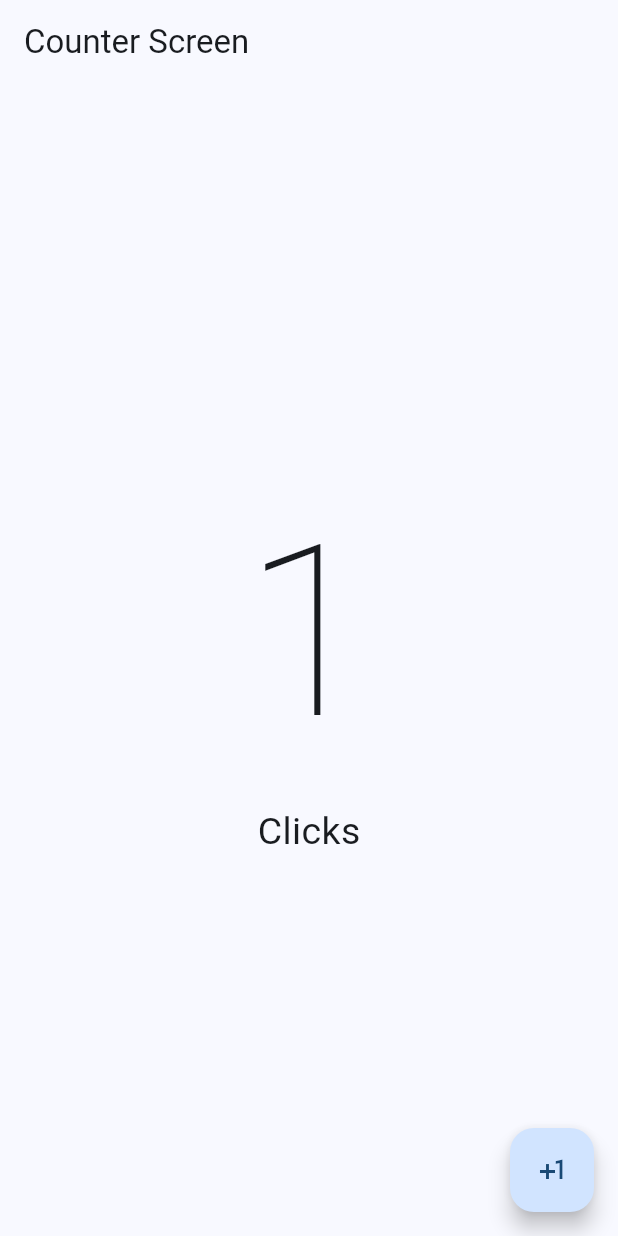
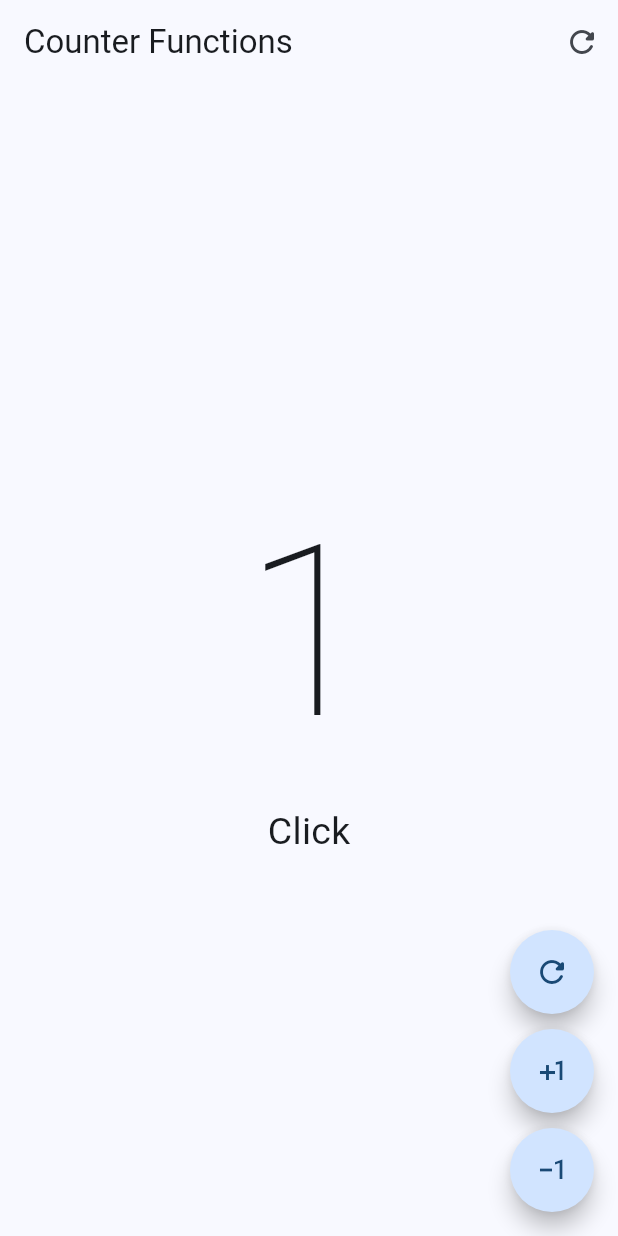
Before and after one commit to CosmicTiger/flutter-first-steps, a Flutter app: the screen it shows after launch, after a tap on the "plus one" icon, on a phone screen of 412 x 824 dp. Run offline on Flutter 3.47's test engine with Material 3 defaults, Android fonts, the phone set to English and light mode, and no system bars.

Commit message:
:sparkles: feat: add new training session code to comprehend Flutter screen built

```diff
--- a/lib/main.dart
+++ b/lib/main.dart
@@ -1,5 +1,6 @@
 import 'package:flutter/material.dart';
-import 'package:hello_world/presentation/screens/counter_screen.dart';
+import 'package:hello_world/presentation/screens/counter_function_screen.dart';
+// import 'package:hello_world/presentation/screens/counter_screen.dart';
 
 void main() {
   runApp(MyApp());
@@ -16,7 +17,7 @@ class MyApp extends StatelessWidget {
         useMaterial3: true,
         colorSchemeSeed: Colors.blue,
       ),
-      home: CounterScreen(),
+      home: const CounterFunctionsScreen(),
 
       /// NOTE: It's recommended that the child widget is always defined at the bottom
     );
--- /dev/null
+++ b/lib/presentation/screens/counter_function_screen.dart
@@ -0,0 +1,120 @@
+import 'package:flutter/material.dart';
+
+class CounterFunctionsScreen extends StatefulWidget {
+  /// NOTE: Stateful Widget should be used accurately in order to keep optimization of things.
+  /// NOTE: Only are good to use when we would like to mutate variables within runtime.
+
+  /// NOTE: Constructor should be defined after the variables and always be declared as `const WidgetName({super.key})`
+  const CounterFunctionsScreen({super.key});
+
+  /// NOTE: My previous StatelessWidget when I turn it to StatefulWidget, that definition became the State of this new
+  /// StatefulWidget, so the build method should be defined within the State class.
+  @override
+  State<CounterFunctionsScreen> createState() => _CounterFunctionsScreenState();
+}
+
+class _CounterFunctionsScreenState extends State<CounterFunctionsScreen> {
+  /// NOTE: Definition of variables within the widget should be always first before constructor
+  /// NOTE: Can't define a const constructor for a class with non-final fields.
+  /// Try making all of the fields final, or removing the keyword 'const' from the constructor. So, the variable should always
+  int clickCounter = 0;
+
+  void onPressedAdditionAction() {
+    // NOTE: This is the way to mutate the variable within the Stateful Widget. When it comes to differentiate a local scope against foreign scope
+    // this.clickCounter += 1;
+    // NOTE: This is the way to mutate the variable within the StatefulWidget. When it comes to only local scope
+    // clickCounter += 1;
+
+    // setState(() {});
+
+    // NOTE: Cleaner approach on how to mutate the variable within the StatefulWidget using setState callback
+    setState(() {
+      clickCounter += 1;
+    });
+  }
+
+  void onPressedSubstractAction() {
+    setState(() {
+      clickCounter -= 1;
+    });
+  }
+
+  void onPressedIconButton() {
+    setState(() {
+      clickCounter = 0;
+    });
+  }
+
+  @override
+  Widget build(BuildContext context) {
+    /// NOTE: The importance of CounterScreen possessing some children widgets as const
+    /// is to tell Flutter that this specific widget is a constant and it should not be rebuilt
+    /// during runtime, this helps Flutter to optimize the performance of the app.
+    return Scaffold(
+        appBar: AppBar(
+          title: const Text('Counter Functions'),
+          // NOTE: leading property is the set of widgets shown left corner of the AppBar
+          // leading: IconButton(
+          //     onPressed: onPressedIconButton,
+          //     // NOTE: Icon is Widget only destined to show icons only as similar as other that's only for pictures/images
+          //     icon: const Icon(Icons.refresh_rounded))
+          // NOTE: actions property is the set of widgets shown right corner of the AppBar
+          // Important for this property is that it should be a list of widgets
+          actions: [
+            IconButton(
+                onPressed: onPressedIconButton,
+                icon: const Icon(Icons.refresh_rounded)),
+            // IconButton(
+            //     onPressed: onPressedIconButton,
+            //     icon: const Icon(Icons.refresh_rounded))
+          ],
+        ),
+
+        /// NOTE: Scaffold doesn't need to be a const widget because in good theory
+        /// it should be rebuilt during runtime due to the different breakpoints a device can have
+        /// and the different screen orientations coming from the usage.
+        body: Center(
+            child: Column(
+          /// NOTE: const keyword added for the purpose of tell Flutter that this specific
+          /// widget is a constant and it should not be rebuilt during runtime
+          /// this includes the children widgets as well
+          mainAxisAlignment: MainAxisAlignment.center,
+          children: [
+            Text('$clickCounter',
+                style: const TextStyle(
+                    fontSize: 160, fontWeight: FontWeight.w100)),
+            Text('Click${clickCounter == 1 ? '' : 's'}',
+                style: TextStyle(fontSize: 25))
+          ],
+        )),
+        floatingActionButton:
+            Column(mainAxisAlignment: MainAxisAlignment.end, children: [
+          FloatingActionButton(
+              shape: const StadiumBorder(),
+
+              /// during runtime due to the different breakpoints a device can have and have to adapt to
+              /// Scaffold widget changes, nonetheless, its children widgets can be constant
+              onPressed: onPressedAdditionAction,
+              child: const Icon(Icons.refresh_rounded)),
+          const SizedBox(height: 10),
+          // NOTE: FloatingActionButton is aligned by default at the top right corner of the Scaffold
+          FloatingActionButton(
+              shape: const StadiumBorder(),
+
+              /// during runtime due to the different breakpoints a device can have and have to adapt to
+              /// Scaffold widget changes, nonetheless, its children widgets can be constant
+              onPressed: onPressedAdditionAction,
+              child: const Icon(Icons.plus_one)),
+
+          const SizedBox(height: 10),
+
+          FloatingActionButton(
+              shape: const StadiumBorder(),
+
+              /// during runtime due to the different breakpoints a device can have and have to adapt to
+              /// Scaffold widget changes, nonetheless, its children widgets can be constant
+              onPressed: onPressedSubstractAction,
+              child: const Icon(Icons.exposure_minus_1_outlined)),
+        ]));
+  }
+}
--- a/lib/presentation/screens/counter_screen.dart
+++ b/lib/presentation/screens/counter_screen.dart
@@ -56,7 +56,8 @@ class _CounterScreenState extends State<CounterScreen> {
           Text('$clickCounter',
               style:
                   const TextStyle(fontSize: 160, fontWeight: FontWeight.w100)),
-          const Text('Clicks', style: TextStyle(fontSize: 25))
+          Text('Click${clickCounter == 1 ? '' : 's'}',
+              style: TextStyle(fontSize: 25))
         ],
       )),
       floatingActionButton: FloatingActionButton(
```
